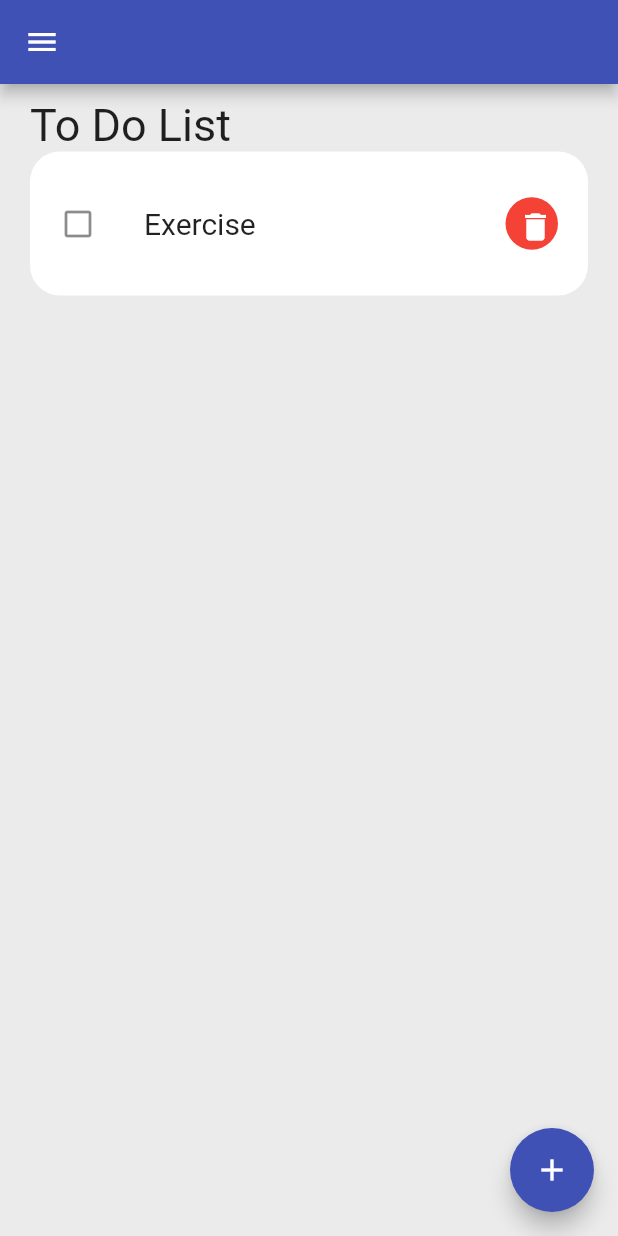
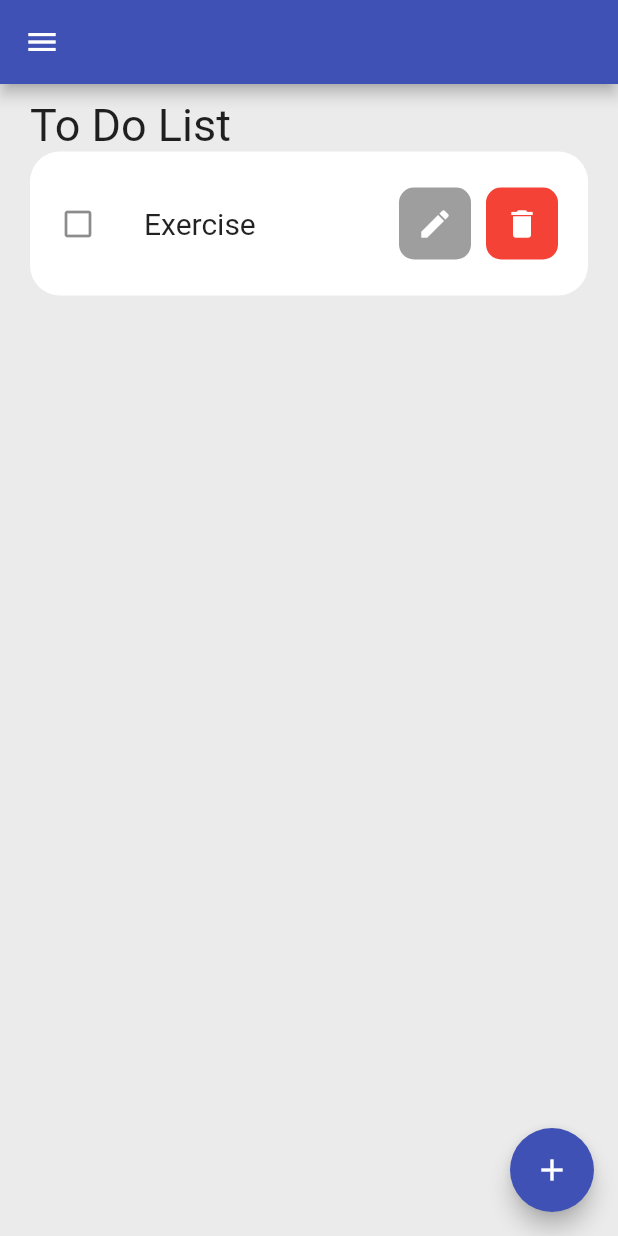
Before and after one commit to MSrijan/todoapp, a Flutter app: the screen it shows after launch, on a phone screen of 412 x 824 dp. Run offline on Flutter 3.47's test engine with Material 2 defaults, Android fonts, the phone set to English and light mode, and no system bars.

Commit message:
fixed edit button

```diff
--- a/lib/todocontainer.dart
+++ b/lib/todocontainer.dart
@@ -28,25 +28,37 @@ class Todocontainer extends StatelessWidget {
           decoration: todo.isDone? TextDecoration.lineThrough: null,
           ),
         ),
-        trailing: Container(
-          padding: EdgeInsets.all(0),
-          margin: EdgeInsets.symmetric(vertical: 10),
-          width:35,
-          height: 35,
+        trailing: Row(
+          mainAxisSize: MainAxisSize.min,
+          children: [
+            Container(
               decoration: BoxDecoration(
+                borderRadius: BorderRadius.circular(10),
+                color: Colors.grey,
+              ),
+              child: IconButton(
+                color: Colors.white,
+                onPressed: () {
+                },
+                icon: Icon(Icons.edit)),
+            ),
+            const SizedBox(
+                width: 10, // Add the desired spacing between the icons
+            ),
+            Container(
+              decoration: BoxDecoration(
+                borderRadius: BorderRadius.circular(10),
                 color: Colors.red,
-            borderRadius: BorderRadius.circular(25)
               ),
-          child: Align(
-            alignment: Alignment.center,
-            child:IconButton(
+              child: IconButton(
                 color: Colors.white,
-              icon: Icon(Icons.delete),
-              onPressed: (){
+                onPressed: () {
                   ondelete(todo.id);
                 },
+                icon: Icon(Icons.delete),
               ),
-          ),
+            )
+          ],
         ),
         )
     );
```
Lines whose indentation alone changed are shown as unchanged.
